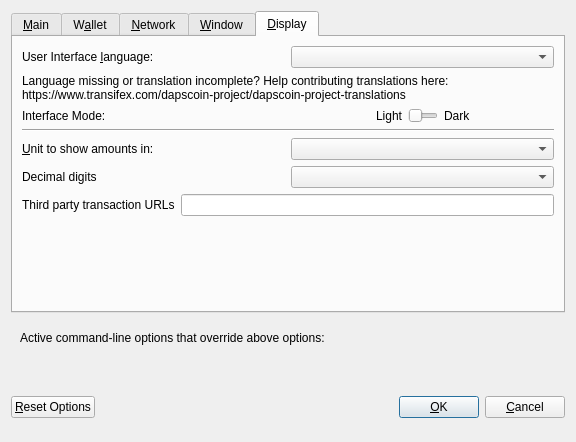
Before: the Qt Designer form src/qt/forms/optionsdialog.ui in nashsclay/DAPSCoin, drawn with Qt 5.
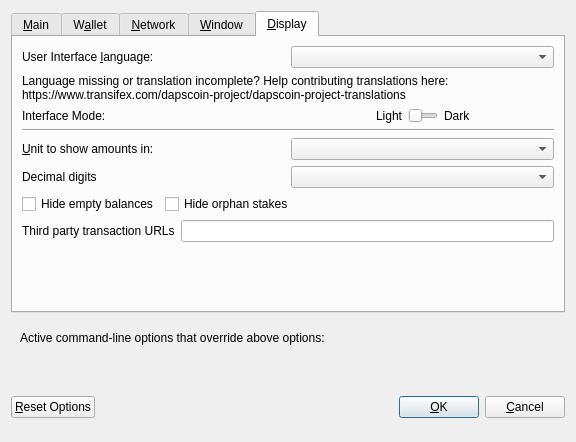
After: the same form once the commit is applied. The open tabs and pages were chosen to show the change. Custom widgets are drawn as their Qt base class.

Commit message: [GUI] Hide orphans

Diff of the .ui file:
```diff
--- a/src/qt/forms/optionsdialog.ui
+++ b/src/qt/forms/optionsdialog.ui
@@ -421,7 +421,7 @@
         </widget>
        </item>
        <item>
-        <layout class="QHBoxLayout" name="horizontalLayout_4_Display" stretch="0,0">
+        <layout class="QHBoxLayout" name="horizontalLayout_2_Display" stretch="0,0">
          <item>
           <widget class="QLabel" name="themeLabel">
            <property name="text">
@@ -530,7 +530,7 @@
         </widget>
        </item>
        <item>
-        <layout class="QHBoxLayout" name="horizontalLayout_2_Display">
+        <layout class="QHBoxLayout" name="horizontalLayout_3_Display">
          <item>
           <widget class="QLabel" name="unitLabel">
            <property name="text">
@@ -554,7 +554,7 @@
         </layout>
        </item>
        <item>
-        <layout class="QHBoxLayout" name="horizontalLayout_5_Display">
+        <layout class="QHBoxLayout" name="horizontalLayout_4_Display">
          <item>
           <widget class="QLabel" name="digitsLabel">
            <property name="text">
@@ -568,7 +568,47 @@
         </layout>
        </item>
        <item>
-        <layout class="QHBoxLayout" name="horizontalLayout_3_Display">
+        <layout class="QHBoxLayout" name="horizontalLayout_5_Display">
+         <item>
+          <widget class="QCheckBox" name="checkBoxHideZeroBalances">
+           <property name="toolTip">
+            <string>Hide empty balances</string>
+           </property>
+           <property name="layoutDirection">
+            <enum>Qt::LeftToRight</enum>
+           </property>
+           <property name="text">
+            <string>Hide empty balances</string>
+           </property>
+          </widget>
+         </item>
+         <item>
+          <widget class="QCheckBox" name="checkBoxHideOrphans">
+           <property name="toolTip">
+            <string>Hide orphan stakes in transaction lists</string>
+           </property>
+           <property name="text">
+            <string>Hide orphan stakes</string>
+           </property>
+          </widget>
+         </item>
+         <item>
+          <spacer name="horizontalSpacer">
+           <property name="orientation">
+            <enum>Qt::Horizontal</enum>
+           </property>
+           <property name="sizeHint" stdset="0">
+            <size>
+             <width>40</width>
+             <height>20</height>
+            </size>
+           </property>
+          </spacer>
+         </item>
+        </layout>
+       </item>
+       <item>
+        <layout class="QHBoxLayout" name="horizontalLayout_6_Display">
          <item>
           <widget class="QLabel" name="thirdPartyTxUrlsLabel">
            <property name="toolTip">
```
Left out of the diff: 2 changed lines with no effect on the pictures. The commit also changes 5 other files.
